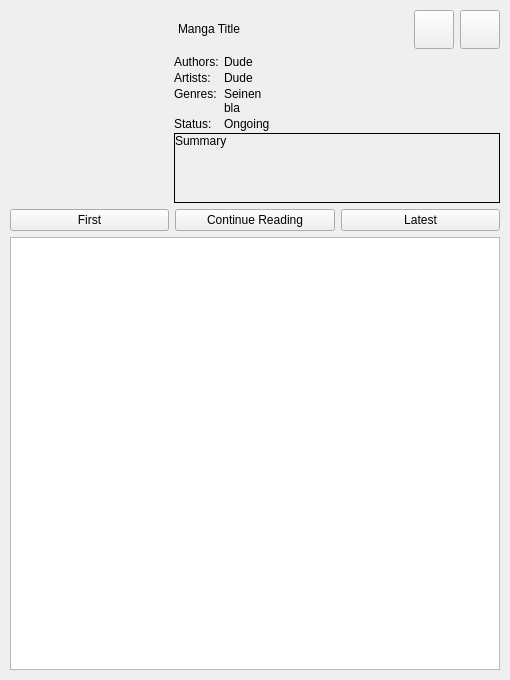
Old version of the form widgets/mangainfowidget.ui in the repository Rain92/UltimateMangaReader.
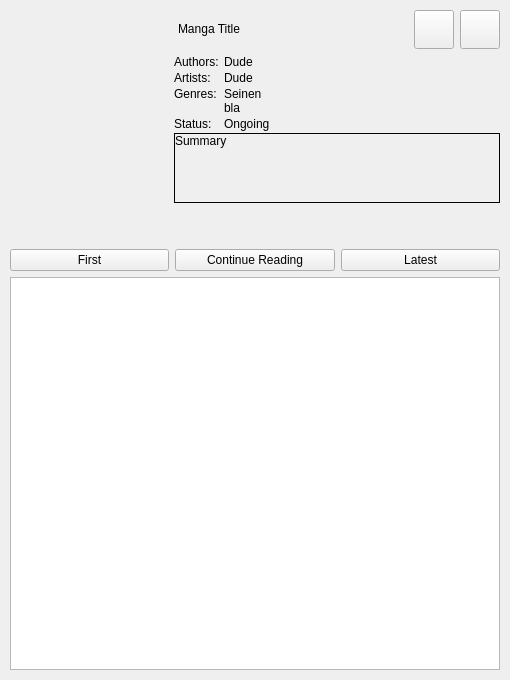
New version of the form. Icons and pictures are not drawn.

Patch:
```diff
--- a/widgets/mangainfowidget.ui
+++ b/widgets/mangainfowidget.ui
@@ -366,6 +366,19 @@
      </item>
     </layout>
    </item>
+   <item>
+    <spacer name="verticalSpacer">
+     <property name="orientation">
+      <enum>Qt::Vertical</enum>
+     </property>
+     <property name="sizeHint" stdset="0">
+      <size>
+       <width>20</width>
+       <height>40</height>
+      </size>
+     </property>
+    </spacer>
+   </item>
    <item>
     <layout class="QHBoxLayout" name="horizontalLayout_5">
      <item>
```
Left out of the diff: 18 changed lines with no effect on the pictures.
